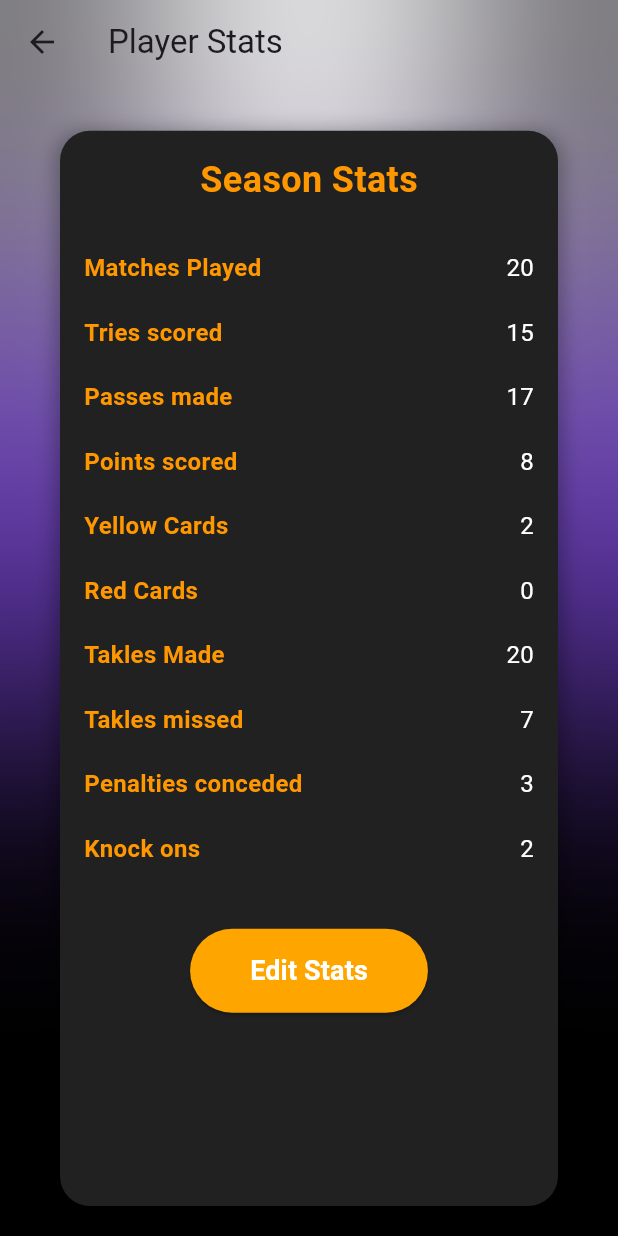
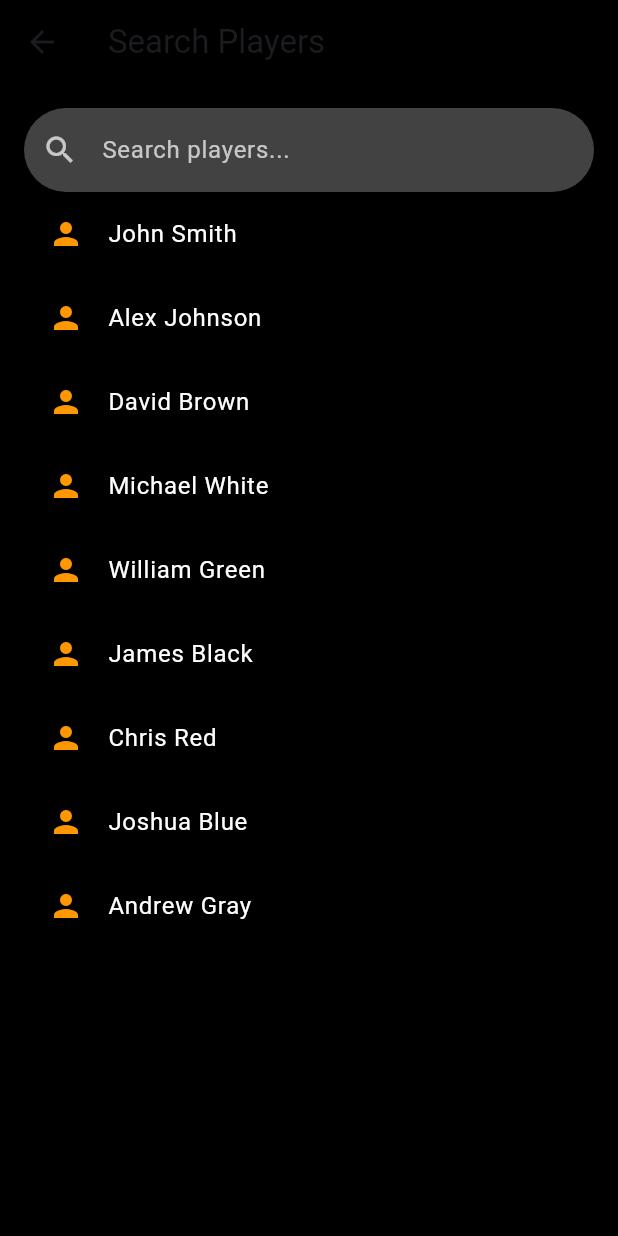
Before and after one commit to NicholasJardine/raiders-portal, a Flutter app: the LandingScreen screen opened by its route, after a tap on "Player Stats", on a phone screen of 412 x 824 dp. Run offline on Flutter 3.47's test engine with Material 3 defaults, Android fonts, the phone set to English and light mode, and no system bars; our stand-ins replace flutter_svg.

Commit message:
added player search screen layout

```diff
--- a/lib/main.dart
+++ b/lib/main.dart
@@ -4,6 +4,7 @@ import 'package:raiders_player_tracking/screens/HomeScreen.dart';
 import 'package:raiders_player_tracking/screens/LandingScreen.dart';
 import 'package:raiders_player_tracking/screens/Login.dart';
 import 'package:raiders_player_tracking/screens/NotesScreen.dart';
+import 'package:raiders_player_tracking/screens/PlayerSearchScreen.dart';
 import 'package:raiders_player_tracking/screens/PlayerStatsScreen.dart';
 import 'package:raiders_player_tracking/screens/ProfileScreen.dart';
 import 'package:raiders_player_tracking/screens/SignUp.dart';
@@ -51,6 +52,7 @@ class MyApp extends StatelessWidget {
         '/player_stats': (context) => PlayerStatsScreen(),
         '/notes': (context) => NotesScreen(),
         '/add_details': (context) => AddPlayerDetails(),
+        '/player_search': (context) => PlayerSearchScreen(),
       },
     );
   }
--- a/lib/screens/AddPlayerDetails.dart
+++ b/lib/screens/AddPlayerDetails.dart
@@ -625,7 +625,7 @@ class _AddPlayerDetailsState extends State<AddPlayerDetails> {
     String weight = weightController.text;
     String height = heightController.text;
     String position = positionController.text;
-    String otherPosition = otherPositionController.text;
+    // String otherPosition = otherPositionController.text;
 
     print('Submitted Data: '
         'Name: $name, Surname: $surname, Email: $email, Cell: $cellNumber, '
--- a/lib/screens/LandingScreen.dart
+++ b/lib/screens/LandingScreen.dart
@@ -290,7 +290,8 @@ class LandingScreen extends StatelessWidget {
                               title: 'Player Stats',
                               svgPath: 'lib/assets/statistics.svg',
                               onTap: () {
-                                Navigator.pushNamed(context, '/player_stats');
+                                // Navigator.pushNamed(context, '/player_stats');
+                                Navigator.pushNamed(context, '/player_search');
                               },
                             ),
                             buildTile(
--- /dev/null
+++ b/lib/screens/PlayerSearchScreen.dart
@@ -0,0 +1,109 @@
+import 'dart:ui';
+import 'package:flutter/material.dart';
+
+class PlayerSearchScreen extends StatefulWidget {
+  @override
+  _PlayerSearchScreenState createState() => _PlayerSearchScreenState();
+}
+
+class _PlayerSearchScreenState extends State<PlayerSearchScreen> {
+  final TextEditingController _searchController = TextEditingController();
+  List<String> _players = [
+    'John Smith',
+    'Alex Johnson',
+    'David Brown',
+    'Michael White',
+    'William Green',
+    'James Black',
+    'Chris Red',
+    'Joshua Blue',
+    'Andrew Gray'
+  ];
+  List<String> _filteredPlayers = [];
+
+  @override
+  void initState() {
+    super.initState();
+    _filteredPlayers = _players;
+    _searchController.addListener(() {
+      _filterPlayers();
+    });
+  }
+
+  void _filterPlayers() {
+    String query = _searchController.text.toLowerCase();
+    setState(() {
+      _filteredPlayers = _players
+          .where((player) => player.toLowerCase().contains(query))
+          .toList();
+    });
+  }
+
+  @override
+  void dispose() {
+    _searchController.dispose();
+    super.dispose();
+  }
+
+  @override
+  Widget build(BuildContext context) {
+    return Scaffold(
+      backgroundColor: Colors.black,
+      appBar: AppBar(
+        title: Text('Search Players'),
+        backgroundColor: Colors.transparent,
+        elevation: 0,
+      ),
+      body: Padding(
+        padding: EdgeInsets.all(16.0),
+        child: Column(
+          children: [
+            _buildSearchBar(),
+            Expanded(
+              child: _buildPlayerList(),
+            ),
+          ],
+        ),
+      ),
+    );
+  }
+
+  // Search bar widget
+  Widget _buildSearchBar() {
+    return TextField(
+      controller: _searchController,
+      decoration: InputDecoration(
+        filled: true,
+        fillColor: Colors.grey[800],
+        hintText: 'Search players...',
+        hintStyle: TextStyle(color: Colors.white70),
+        prefixIcon: Icon(Icons.search, color: Colors.white70),
+        border: OutlineInputBorder(
+          borderRadius: BorderRadius.circular(30),
+          borderSide: BorderSide.none,
+        ),
+      ),
+      style: TextStyle(color: Colors.white),
+    );
+  }
+
+  // List of filtered players
+  Widget _buildPlayerList() {
+    return ListView.builder(
+      itemCount: _filteredPlayers.length,
+      itemBuilder: (context, index) {
+        return ListTile(
+          title: Text(
+            _filteredPlayers[index],
+            style: TextStyle(color: Colors.white),
+          ),
+          leading: Icon(Icons.person, color: Colors.orange),
+          onTap: () {
+            Navigator.pushNamed(context, '/player_stats');
+            // Handle player tap here, navigate to player details, etc.
+          },
+        );
+      },
+    );
+  }
+}
```
